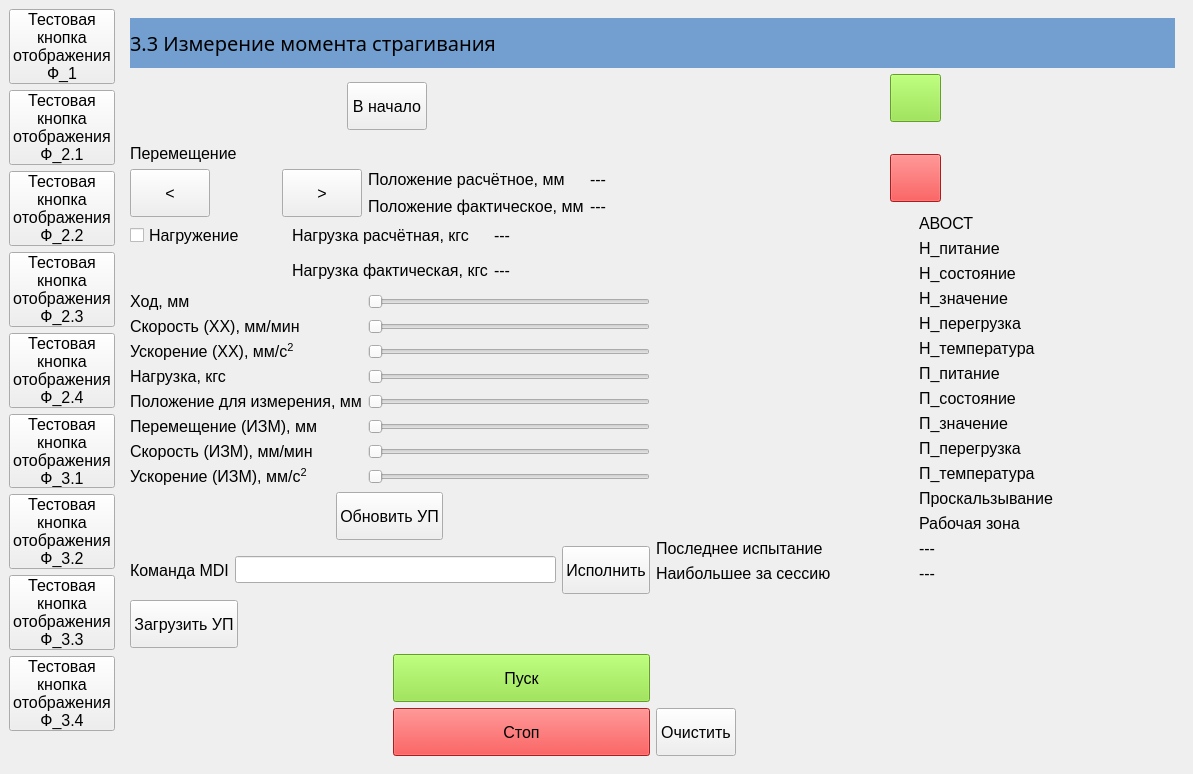
Ornstein89/BallScrewControl_QtVCP, file BallScrewControl.ui: the form before one commit.
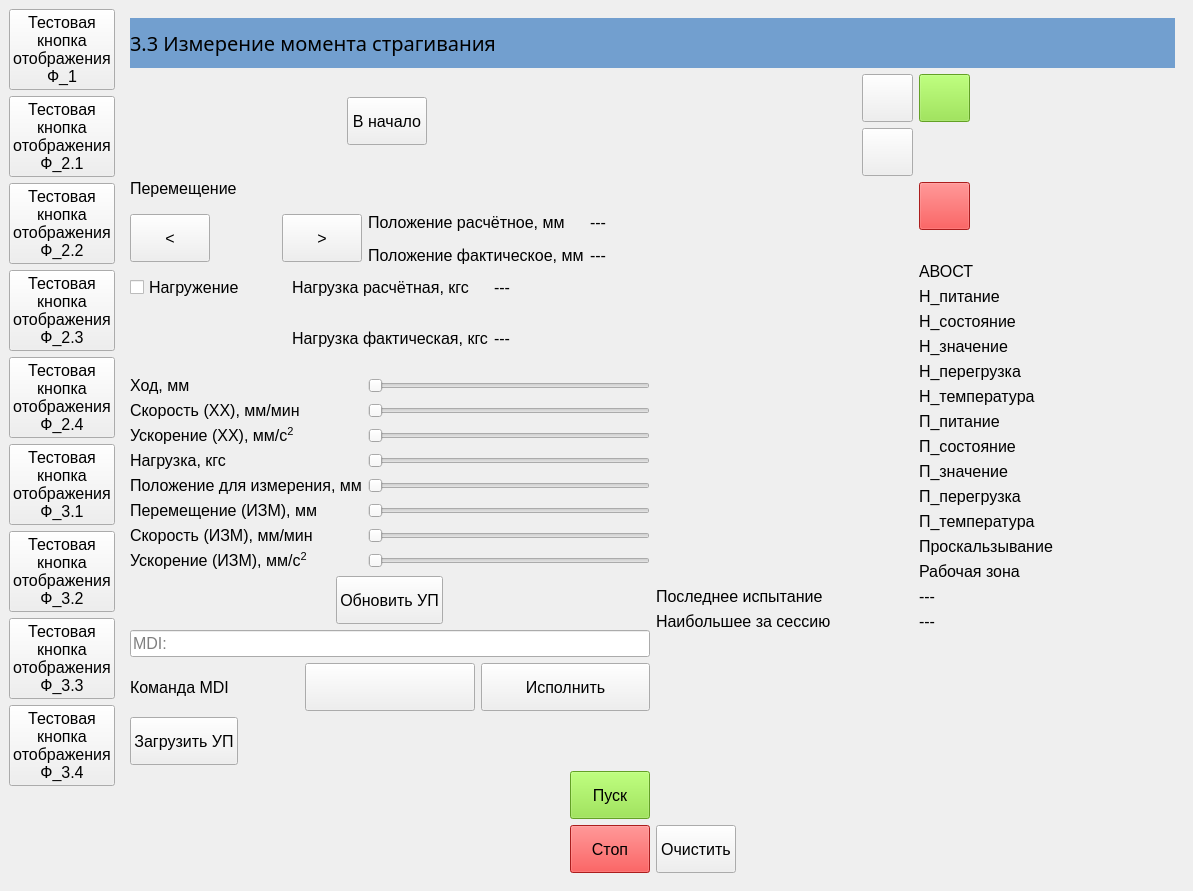
The form after the commit. Icons and pictures are not drawn. Custom widgets are drawn as their Qt base class.

Commit message: Homing, gcode loading, starting, stopping

What changed in the file:
```diff
--- a/BallScrewControl.ui
+++ b/BallScrewControl.ui
@@ -7,13 +7,13 @@
     <x>0</x>
     <y>0</y>
     <width>1193</width>
-    <height>774</height>
+    <height>891</height>
    </rect>
   </property>
   <property name="minimumSize">
    <size>
-    <width>0</width>
-    <height>20</height>
+    <width>100</width>
+    <height>100</height>
    </size>
   </property>
   <property name="windowTitle">
@@ -1994,26 +1994,26 @@
        <layout class="QGridLayout" name="gridLayout_20">
         <item row="1" column="1">
          <layout class="QGridLayout" name="gridLayout_19">
-          <item row="1" column="0">
-           <spacer name="horizontalSpacer_16">
-            <property name="orientation">
-             <enum>Qt::Horizontal</enum>
+          <item row="0" column="1">
+           <widget class="ActionButton" name="actionbutton">
+            <property name="indicator_option" stdset="0">
+             <bool>true</bool>
             </property>
-            <property name="sizeHint" stdset="0">
-             <size>
-              <width>40</width>
-              <height>20</height>
-             </size>
+            <property name="indicator_status_option" stdset="0">
+             <bool>true</bool>
             </property>
-           </spacer>
+            <property name="is_estopped_status" stdset="0">
+             <bool>true</bool>
+            </property>
+            <property name="estop_action" stdset="0">
+             <bool>true</bool>
+            </property>
+           </widget>
           </item>
-          <item row="1" column="3">
-           <widget class="LED" name="led_29"/>
-          </item>
-          <item row="0" column="2" colspan="2">
-           <widget class="ActionButton" name="btnDevice_On33">
+          <item row="2" column="3" colspan="2">
+           <widget class="ActionButton" name="btnDevice_Off33">
             <property name="styleSheet">
-             <string notr="true">background-color: rgb(138, 226, 52);</string>
+             <string notr="true">background-color: rgb(239, 41, 41);</string>
             </property>
             <property name="icon">
              <iconset resource="BallScrewControl.qrc">
@@ -2027,7 +2027,7 @@
             </property>
            </widget>
           </item>
-          <item row="1" column="4">
+          <item row="1" column="5">
            <spacer name="horizontalSpacer_17">
             <property name="orientation">
              <enum>Qt::Horizontal</enum>
@@ -2040,13 +2040,13 @@
             </property>
            </spacer>
           </item>
-          <item row="1" column="2">
+          <item row="1" column="3">
            <widget class="LED" name="led_30"/>
           </item>
-          <item row="2" column="2" colspan="2">
-           <widget class="ActionButton" name="btnDevice_Off33">
+          <item row="0" column="3" colspan="2">
+           <widget class="ActionButton" name="btnDevice_On33">
             <property name="styleSheet">
-             <string notr="true">background-color: rgb(239, 41, 41);</string>
+             <string notr="true">background-color: rgb(138, 226, 52);</string>
             </property>
             <property name="icon">
              <iconset resource="BallScrewControl.qrc">
@@ -2057,6 +2057,59 @@
               <width>40</width>
               <height>40</height>
              </size>
+            </property>
+            <property name="indicator_option" stdset="0">
+             <bool>true</bool>
+            </property>
+            <property name="indicator_status_option" stdset="0">
+             <bool>true</bool>
+            </property>
+            <property name="is_on_status" stdset="0">
+             <bool>true</bool>
+            </property>
+            <property name="machine_on_action" stdset="0">
+             <bool>true</bool>
+            </property>
+           </widget>
+          </item>
+          <item row="1" column="4">
+           <widget class="LED" name="led_29"/>
+          </item>
+          <item row="0" column="0">
+           <spacer name="horizontalSpacer_16">
+            <property name="orientation">
+             <enum>Qt::Horizontal</enum>
+            </property>
+            <property name="sizeHint" stdset="0">
+             <size>
+              <width>40</width>
+              <height>20</height>
+             </size>
+            </property>
+           </spacer>
+          </item>
+          <item row="1" column="1">
+           <widget class="ActionButton" name="actionbutton_5">
+            <property name="indicator_option" stdset="0">
+             <bool>true</bool>
+            </property>
+            <property name="indicator_status_option" stdset="0">
+             <bool>true</bool>
+            </property>
+            <property name="is_estopped_status" stdset="0">
+             <bool>false</bool>
+            </property>
+            <property name="is_homed_status" stdset="0">
+             <bool>true</bool>
+            </property>
+            <property name="estop_action" stdset="0">
+             <bool>false</bool>
+            </property>
+            <property name="home_action" stdset="0">
+             <bool>true</bool>
+            </property>
+            <property name="joint_number" stdset="0">
+             <number>-1</number>
             </property>
            </widget>
           </item>
@@ -2372,6 +2425,16 @@
             </item>
            </layout>
           </item>
+          <item>
+           <widget class="MDILine" name="mdiline">
+            <property name="frame">
+             <bool>true</bool>
+            </property>
+            <property name="placeholderText">
+             <string>MDI:</string>
+            </property>
+           </widget>
+          </item>
           <item>
            <layout class="QHBoxLayout" name="horizontalLayout_13">
             <item>
@@ -2382,7 +2445,32 @@
              </widget>
             </item>
             <item>
-             <widget class="MDILine" name="mdiline"/>
+             <widget class="ActionButton" name="actionbutton_mdi">
+              <property name="autoExclusive">
+               <bool>true</bool>
+              </property>
+              <property name="indicator_option" stdset="0">
+               <bool>true</bool>
+              </property>
+              <property name="indicator_HAL_pin_option" stdset="0">
+               <bool>true</bool>
+              </property>
+              <property name="indicator_status_option" stdset="0">
+               <bool>false</bool>
+              </property>
+              <property name="is_mdi_status" stdset="0">
+               <bool>true</bool>
+              </property>
+              <property name="mdi_action" stdset="0">
+               <bool>true</bool>
+              </property>
+              <property name="mdi_command_action" stdset="0">
+               <bool>false</bool>
+              </property>
+              <property name="ini_mdi_command_action" stdset="0">
+               <bool>false</bool>
+              </property>
+             </widget>
             </item>
             <item>
              <widget class="QPushButton" name="pushButton_17">
@@ -2395,33 +2483,6 @@
           </item>
           <item>
            <layout class="QGridLayout" name="gridLayout_15">
-            <item row="1" column="1">
-             <widget class="QPushButton" name="pushButton_20">
-              <property name="styleSheet">
-               <string notr="true">background-color: rgb(138, 226, 52);</string>
-              </property>
-              <property name="text">
-               <string>Пуск</string>
-              </property>
-              <property name="icon">
-               <iconset>
-                <normaloff>:/images/play.png</normaloff>:/images/play.png</iconset>
-              </property>
-              <property name="iconSize">
-               <size>
-                <width>36</width>
-                <height>36</height>
-               </size>
-              </property>
-             </widget>
-            </item>
-            <item row="1" column="0" rowspan="2">
-             <widget class="GcodeDisplay" name="gcode_display">
-              <property name="auto_show_mdi_status" stdset="0">
-               <bool>true</bool>
-              </property>
-             </widget>
-            </item>
             <item row="0" column="0" alignment="Qt::AlignLeft">
              <widget class="QPushButton" name="btnLoadFile33">
               <property name="text">
@@ -2429,6 +2490,26 @@
               </property>
              </widget>
             </item>
+            <item row="1" column="1">
+             <widget class="QPushButton" name="btnProgram_Run33">
+              <property name="styleSheet">
+               <string notr="true">background-color: rgb(138, 226, 52);</string>
+              </property>
+              <property name="text">
+               <string>Пуск</string>
+              </property>
+              <property name="icon">
+               <iconset>
+                <normaloff>:/images/play.png</normaloff>:/images/play.png</iconset>
+              </property>
+              <property name="iconSize">
+               <size>
+                <width>36</width>
+                <height>36</height>
+               </size>
+              </property>
+             </widget>
+            </item>
             <item row="2" column="1">
              <widget class="QPushButton" name="pushButton_21">
               <property name="styleSheet">
@@ -2449,6 +2530,28 @@
               </property>
              </widget>
             </item>
+            <item row="1" column="0" rowspan="2">
+             <widget class="GcodeEditor" name="gcode_editor33">
+              <property name="sizePolicy">
+               <sizepolicy hsizetype="Expanding" vsizetype="Expanding">
+                <horstretch>0</horstretch>
+                <verstretch>0</verstretch>
+               </sizepolicy>
+              </property>
+              <property name="minimumSize">
+               <size>
+                <width>300</width>
+                <height>100</height>
+               </size>
+              </property>
+              <property name="maximumSize">
+               <size>
+                <width>500</width>
+                <height>500</height>
+               </size>
+              </property>
+             </widget>
+            </item>
            </layout>
           </item>
          </layout>
@@ -2473,7 +2576,32 @@
            </widget>
           </item>
           <item row="0" column="0" colspan="2">
-           <widget class="LED" name="led_31"/>
+           <widget class="LED" name="led_31">
+            <property name="minimumSize">
+             <size>
+              <width>20</width>
+              <height>20</height>
+             </size>
+            </property>
+            <property name="styleSheet">
+             <string notr="true">qproperty-color: green;
+qproperty-off_color: red;
+qproperty-diameter: 100;</string>
+            </property>
+            <property name="diameter">
+             <number>100</number>
+            </property>
+            <property name="off_color" stdset="0">
+             <color>
+              <red>255</red>
+              <green>0</green>
+              <blue>0</blue>
+             </color>
+            </property>
+            <property name="currentstate" stdset="0">
+             <bool>true</bool>
+            </property>
+           </widget>
           </item>
           <item row="13" column="0">
            <widget class="LED" name="led_43"/>
```
Left out of the diff: 561 changed lines with no effect on the pictures. The commit also changes 17 other files.
